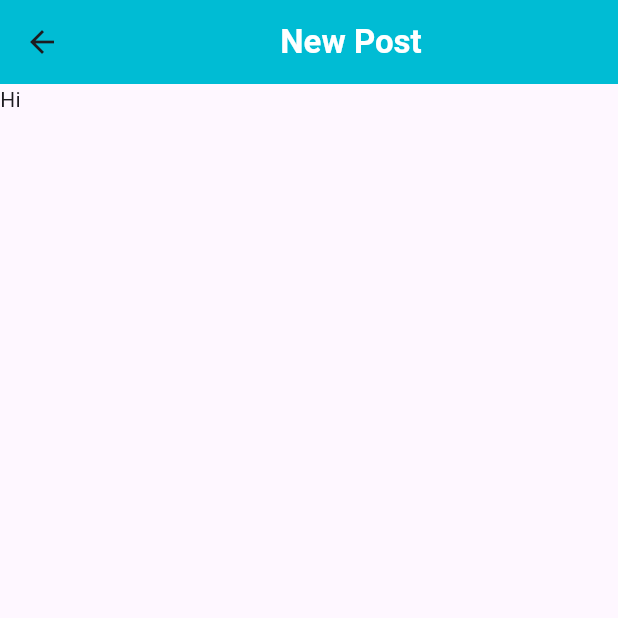
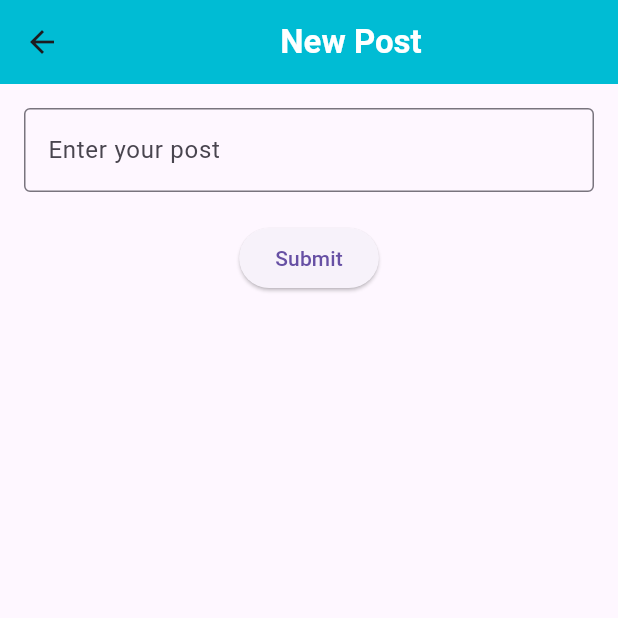
Before and after one commit to IK-49/Scribe, a Flutter app: the Feed screen opened directly, after a tap on the "add circle outline" icon, on a phone screen of 412 x 824 dp, the top half of it. Run offline on Flutter 3.47's test engine with Material 3 defaults, Android fonts, the phone set to English and light mode, and no system bars.

Commit message:
filter and new post textboxx

```diff
--- a/lib/feed.dart
+++ b/lib/feed.dart
@@ -14,6 +14,7 @@ class Feed extends StatefulWidget {
 class _FeedState extends State<Feed> {
   String feed = '';
   List<Post> posts = [];
+  String selectedFilter = 'Recent'; // Default filter option
 
   @override
   void initState() {
@@ -89,6 +90,22 @@ class _FeedState extends State<Feed> {
             },
             child: const Text("Click to reveal todays prompt."),
           ),
+          DropdownButton<String>(
+            value: selectedFilter,
+            items: <String>['Recent', 'Hot', 'Old'].map((String value) {
+              return DropdownMenuItem<String>(
+                value: value,
+                child: Text(value),
+              );
+            }).toList(),
+            onChanged: (String? newValue) {
+              setState(() {
+                selectedFilter = newValue!;
+              });
+              print('Current filter: $selectedFilter');
+              // Add logic here to sort/filter posts based on selectedFilter
+            },
+          ),
           Expanded(
               //TODO: Add a refresh posts button as right now the list only updates after logging in
               child: ListView.builder(
--- a/lib/new_post.dart
+++ b/lib/new_post.dart
@@ -1,16 +1,43 @@
 import 'package:flutter/material.dart';
 
 class NewPost extends StatelessWidget {
-  const NewPost({super.key});
+  NewPost({super.key});
+
+  final TextEditingController _controller = TextEditingController();
 
   @override
   Widget build(BuildContext context) {
     return Scaffold(
-        appBar: AppBar(
-            title: const Center(
-                child: Text("New Post",
-                    style: TextStyle(
-                        color: Colors.white, fontWeight: FontWeight.bold)))),
-        body: Text("Hi"));
+      appBar: AppBar(
+        title: const Center(
+          child: Text(
+            "New Post",
+            style: TextStyle(color: Colors.white, fontWeight: FontWeight.bold),
+          ),
+        ),
+      ),
+      body: Padding(
+        padding: const EdgeInsets.all(16.0),
+        child: Column(
+          children: [
+            TextField(
+              controller: _controller,
+              maxLines: null,
+              decoration: InputDecoration(
+                border: OutlineInputBorder(),
+                labelText: 'Enter your post',
+              ),
+            ),
+            SizedBox(height: 20),
+            ElevatedButton(
+              onPressed: () {
+                print(_controller.text);
+              },
+              child: Text('Submit'),
+            ),
+          ],
+        ),
+      ),
+    );
   }
 }
```
